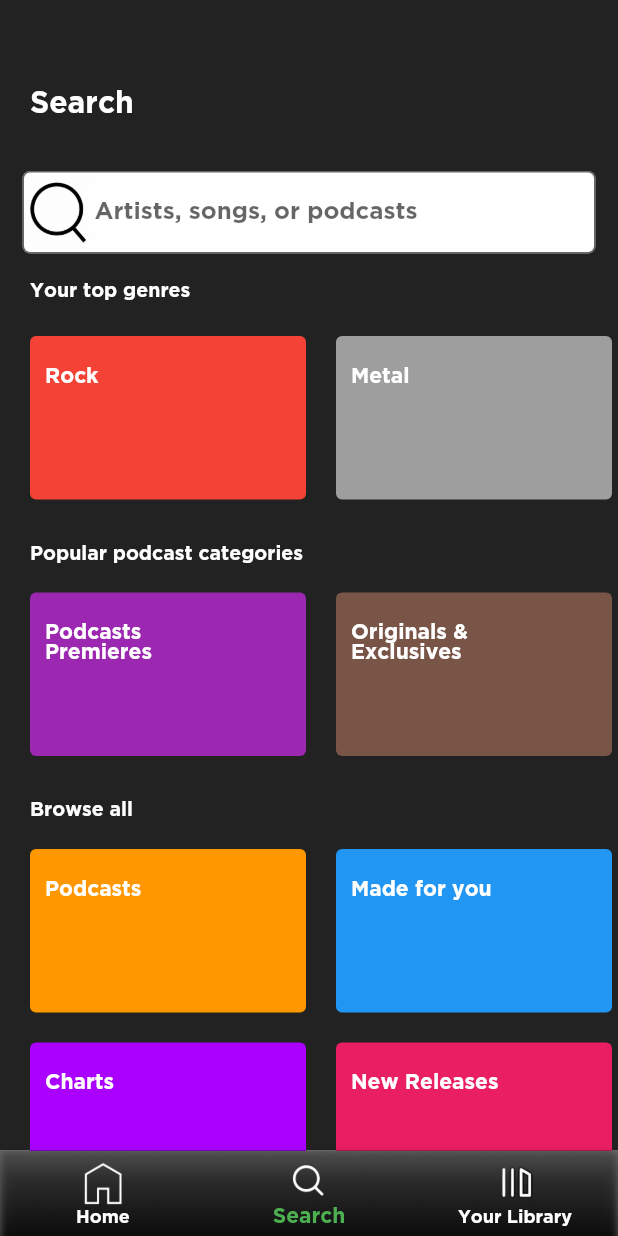
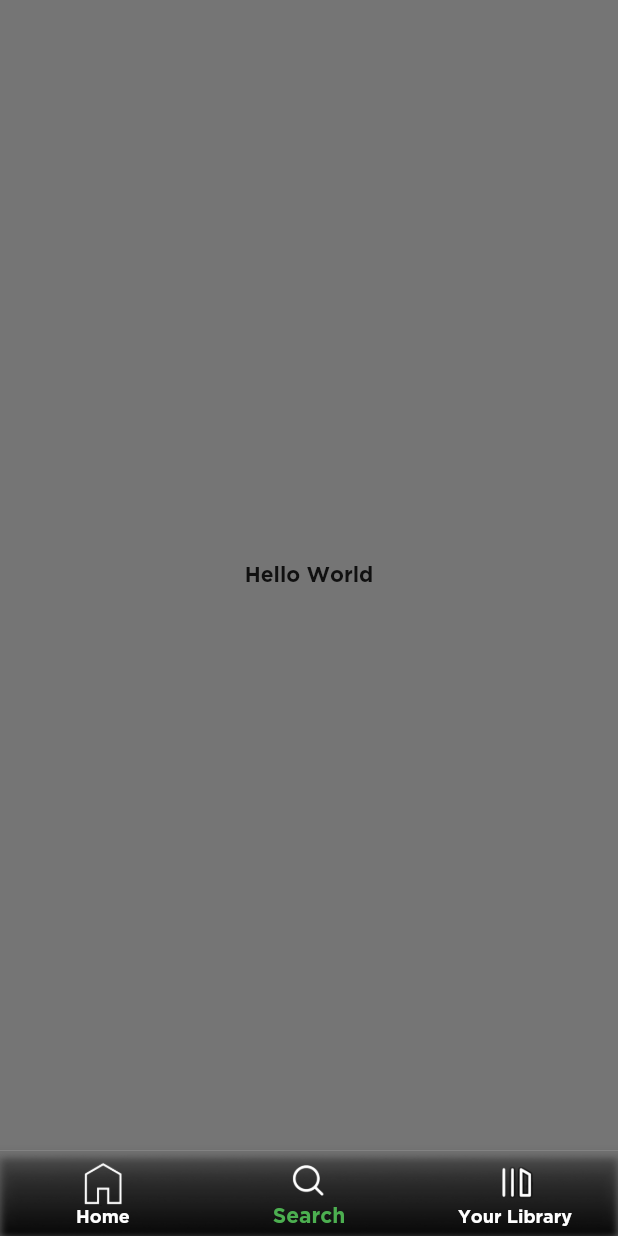
Before and after one commit to 22kun/spotify_clone, a Flutter app: the MyStatefulWidget screen opened directly, item 2 of the bottom bar chosen, on a phone screen of 412 x 824 dp. Run offline on Flutter 3.47's test engine with Material 2 defaults, Android fonts, the phone set to English and light mode, and no system bars.

Commit message:
fix bugs, add new pages

```diff
--- a/lib/components/home_screen/playlist.dart
+++ b/lib/components/home_screen/playlist.dart
@@ -1,6 +1,6 @@
 import 'package:flutter/material.dart';
-import 'package:spotify_clone/home_screen.dart';
-import 'package:spotify_clone/login_page.dart';
+import 'package:spotify_clone/pages/home_screen.dart';
+import 'package:spotify_clone/pages/login_page.dart';
 
 class Playlist extends StatelessWidget {
   Widget app;
--- a/lib/components/search/genres.dart
+++ b/lib/components/search/genres.dart
@@ -1,7 +1,7 @@
 import 'package:flutter/src/foundation/key.dart';
 import 'package:flutter/src/widgets/framework.dart';
 import 'package:flutter/material.dart';
-import 'package:spotify_clone/login_page.dart';
+import 'package:spotify_clone/pages/login_page.dart';
 
 class Genre extends StatelessWidget {
   Color color;
--- a/lib/home_screen.dart
+++ b/lib/pages/home_screen.dart
@@ -3,9 +3,10 @@
 import 'package:flutter/material.dart';
 import 'package:spotify_clone/components/home_screen/collection.dart';
 import 'package:spotify_clone/components/home_screen/song.dart';
-import 'package:spotify_clone/login_page.dart';
+import 'package:spotify_clone/pages/login_page.dart';
 import 'package:spotify_clone/components/home_screen/playlist.dart';
-import 'package:spotify_clone/navigation.dart';
+import 'package:spotify_clone/pages/navigation.dart';
+import 'package:spotify_clone/pages/playlist_screen.dart';
 
 void main() => runApp(Navigation());
 
@@ -119,7 +120,10 @@ class _MyHomePageState extends State<MyHomePage> {
                       // PLAYLIST 1
 
                       Playlist(
-                          app: LoginPage(),
+                          app: PlaylistScreen(
+                              cover: "assets/playlists/queen_logo.png",
+                              label: "aaaa",
+                              title: "Queen"),
                           asset: "assets/playlists/queen_logo.jpg",
                           label: "Queen"),
 
--- /dev/null
+++ b/lib/pages/main.dart
@@ -0,0 +1,4 @@
+import 'package:flutter/widgets.dart';
+import 'package:spotify_clone/pages/login_page.dart';
+
+void main() => runApp(LoginPage());
--- a/lib/navigation.dart
+++ b/lib/pages/navigation.dart
@@ -1,7 +1,9 @@
 import 'package:flutter/material.dart';
-import 'package:spotify_clone/home_screen.dart';
-import 'package:spotify_clone/login_page.dart';
-import 'package:spotify_clone/search.dart';
+import 'package:spotify_clone/components/playlist_screen/item.dart';
+import 'package:spotify_clone/pages/home_screen.dart';
+import 'package:spotify_clone/pages/login_page.dart';
+import 'package:spotify_clone/pages/playlist_screen.dart';
+import 'package:spotify_clone/pages/search.dart';
 
 void main() => runApp(const Navigation());
 
@@ -30,18 +32,27 @@ class MyStatefulWidget extends StatefulWidget {
 class _MyStatefulWidgetState extends State<MyStatefulWidget> {
   int selectedPage = 0;
 
-  final _pageOptions = [HomeScreen(), Search(), LoginPage()];
+  final _pageOptions = [
+    HomeScreen(),
+    PlaylistScreen(
+      cover: "",
+      label: "",
+      title: "",
+      Item: Item(capa: "", name: "", artist: ""),
+    ),
+    Search(),
+  ];
 
   @override
   Widget build(BuildContext context) {
     return Scaffold(
-        backgroundColor: Colors.white,
+        backgroundColor: Colors.transparent,
         body: _pageOptions[selectedPage],
         bottomNavigationBar: Container(
           decoration: BoxDecoration(
             image: DecorationImage(
                 image: AssetImage('assets/background/nav_bar.png'),
-                fit: BoxFit.cover),
+                fit: BoxFit.fill),
           ),
           child: BottomNavigationBar(
             items: [
--- /dev/null
+++ b/lib/pages/playlist_screen.dart
@@ -0,0 +1,49 @@
+import 'package:flutter/material.dart';
+import 'package:spotify_clone/components/playlist_screen/item.dart';
+import 'package:spotify_clone/pages/navigation.dart';
+
+class PlaylistScreen extends StatelessWidget {
+  String cover;
+  String title;
+  String label;
+
+  PlaylistScreen({
+    required this.cover,
+    required this.title,
+    required this.label,
+    Item,
+  });
+
+  @override
+  Widget build(BuildContext context) {
+    return MaterialApp(
+      title: 'Spotify',
+      theme: ThemeData(primarySwatch: Colors.grey, fontFamily: 'Gotham'),
+      debugShowCheckedModeBanner: false,
+      home: const MyHomePage(title: 'Spotify'),
+    );
+  }
+}
+
+class MyHomePage extends StatefulWidget {
+  const MyHomePage({Key? key, required this.title}) : super(key: key);
+  final String title;
+
+  @override
+  State<MyHomePage> createState() => _MyHomePageState();
+}
+
+class _MyHomePageState extends State<MyHomePage> {
+  @override
+  Widget build(BuildContext context) {
+    return Scaffold(
+      backgroundColor: Colors.black54,
+      body: Center(
+        child: Column(
+          mainAxisAlignment: MainAxisAlignment.center,
+          children: [Text("Hello World")],
+        ),
+      ),
+    );
+  }
+}
--- a/lib/search.dart
+++ /dev/null
@@ -1,269 +0,0 @@
-import 'package:flutter/material.dart';
-import 'package:spotify_clone/components/search/genres.dart';
-import 'package:spotify_clone/home_screen.dart';
-import 'package:spotify_clone/login_page.dart';
-
-void main() {
-  runApp(const Search());
-}
-
-class Search extends StatelessWidget {
-  const Search({Key? key}) : super(key: key);
-
-  @override
-  Widget build(BuildContext context) {
-    return MaterialApp(
-      title: 'Spotify',
-      theme: ThemeData(primarySwatch: Colors.green, fontFamily: 'Gotham'),
-      debugShowCheckedModeBanner: false,
-      home: const MyHomePage(title: 'Spotify'),
-    );
-  }
-}
-
-class MyHomePage extends StatefulWidget {
-  const MyHomePage({Key? key, required this.title}) : super(key: key);
-  final String title;
-
-  @override
-  State<MyHomePage> createState() => _MyHomePageState();
-}
-
-class _MyHomePageState extends State<MyHomePage> {
-  @override
-  Widget build(BuildContext context) {
-    return Scaffold(
-      backgroundColor: Colors.black87,
-      body: Center(
-        child: ListView(
-          children: [
-            Column(
-              children: [
-                Row(
-                  children: [
-                    Column(
-                      children: [
-                        SizedBox(
-                          width: 20,
-                        )
-                      ],
-                    ),
-                    Column(
-                      children: [
-                        SizedBox(
-                          height: 60,
-                        ),
-                        Text(
-                          "Search",
-                          style: TextStyle(
-                            color: Colors.white,
-                            fontSize: 20,
-                          ),
-                        ),
-                      ],
-                    )
-                  ],
-                ),
-                SizedBox(height: 20),
-                Padding(
-                  padding: EdgeInsets.symmetric(horizontal: 15, vertical: 15),
-                  child: TextField(
-                    cursorColor: Colors.black,
-                    textInputAction: TextInputAction.search,
-                    decoration: InputDecoration(
-                      prefixIcon: Image.asset(
-                        "assets/icons/search.webp",
-                        width: 10,
-                      ),
-                      fillColor: Colors.white,
-                      filled: true,
-                      hoverColor: Colors.white,
-                      border: OutlineInputBorder(
-                          borderRadius: BorderRadius.circular(5)),
-                      hintText: 'Artists, songs, or podcasts',
-                    ),
-                  ),
-                ),
-                Column(
-                  children: [
-                    Row(
-                      children: [
-                        SizedBox(
-                          width: 20,
-                          height: 20,
-                        ),
-                        Text(
-                          "Your top genres",
-                          style: TextStyle(
-                            color: Colors.white,
-                            fontSize: 13,
-                          ),
-                        ),
-                      ],
-                    ),
-                  ],
-                ),
-                Row(
-                  children: [
-                    Genre(
-                        color: Colors.red,
-                        name: "Rock",
-                        app: LoginPage(),
-                        asset: ""),
-                    Genre(
-                        color: Colors.grey,
-                        name: "Metal",
-                        app: LoginPage(),
-                        asset: ""),
-                  ],
-                ),
-                SizedBox(
-                  height: 30,
-                ),
-                Column(
-                  children: [
-                    Row(
-                      children: [
-                        SizedBox(
-                          width: 20,
-                          height: 10,
-                        ),
-                        Text(
-                          "Popular podcast categories",
-                          style: TextStyle(
-                            color: Colors.white,
-                            fontSize: 13,
-                          ),
-                        ),
-                      ],
-                    ),
-                  ],
-                ),
-                Row(
-                  children: [
-                    Genre(
-                        color: Colors.purple,
-                        name: "Podcasts Premieres",
-                        app: LoginPage(),
-                        asset: ""),
-                    Genre(
-                        color: Colors.brown,
-                        name: "Originals & Exclusives",
-                        app: LoginPage(),
-                        asset: ""),
-                  ],
-                ),
-                SizedBox(
-                  height: 30,
-                ),
-                Column(
-                  children: [
-                    Row(
-                      children: [
-                        SizedBox(
-                          width: 20,
-                        ),
-                        Text(
-                          "Browse all",
-                          style: TextStyle(
-                            color: Colors.white,
-                            fontSize: 13,
-                          ),
-                        ),
-                      ],
-                    ),
-                  ],
-                ),
-                Row(
-                  children: [
-                    Genre(
-                        color: Colors.orange,
-                        name: "Podcasts",
-                        app: LoginPage(),
-                        asset: ""),
-                    Genre(
-                        color: Colors.blue,
-                        name: "Made for you",
-                        app: LoginPage(),
-                        asset: ""),
-                  ],
-                ),
-                Row(
-                  children: [
-                    Genre(
-                        color: Colors.purpleAccent.shade700,
-                        name: "Charts",
-                        app: LoginPage(),
-                        asset: ""),
-                    Genre(
-                        color: Colors.pink,
-                        name: "New Releases",
-                        app: LoginPage(),
-                        asset: ""),
-                  ],
-                ),
-                Row(
-                  children: [
-                    Genre(
-                        color: Colors.pink.shade900,
-                        name: "Radio",
-                        app: LoginPage(),
-                        asset: ""),
-                    Genre(
-                        color: Color.fromARGB(255, 172, 123, 241),
-                        name: "Discover",
-                        app: LoginPage(),
-                        asset: ""),
-                  ],
-                ),
-                Row(
-                  children: [
-                    Genre(
-                        color: Color.fromARGB(255, 63, 81, 183),
-                        name: "Live Events",
-                        app: LoginPage(),
-                        asset: ""),
-                    Genre(
-                        color: Color.fromARGB(255, 190, 4, 4),
-                        name: "Experience EQUALS",
-                        app: LoginPage(),
-                        asset: ""),
-                  ],
-                ),
-                Row(
-                  children: [
-                    Genre(
-                        color: Color.fromARGB(255, 221, 179, 53),
-                        name: "Brazil",
-                        app: LoginPage(),
-                        asset: ""),
-                    Genre(
-                        color: Color.fromARGB(255, 101, 13, 32),
-                        name: "Sertanejo",
-                        app: LoginPage(),
-                        asset: ""),
-                  ],
-                ),
-                Row(
-                  children: [
-                    Genre(
-                        color: Color.fromARGB(255, 0, 255, 204),
-                        name: "Funk",
-                        app: LoginPage(),
-                        asset: ""),
-                    Genre(
-                        color: Color.fromARGB(255, 48, 119, 174),
-                        name: "At Home",
-                        app: LoginPage(),
-                        asset: ""),
-                  ],
-                ),
-                SizedBox(height: 30),
-              ],
-            ),
-          ],
-        ),
-      ),
-    );
-  }
-}
```
Also changed, not shown: lib/components/playlist_screen/item.dart (added, +17 -0 lines), lib/pages/login_page.dart (renamed from lib/login_page.dart, +2 -9 lines), lib/pages/search.dart (added, +268 -0 lines), 1 other file.
